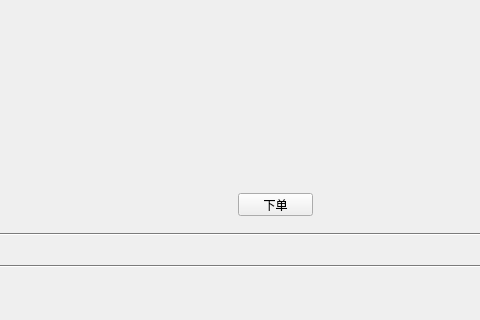
Before: the Qt Designer form myclient.ui in XMeleny/DB, drawn with Qt 5; both pictures show x 152 to 632 and y 191 to 511 of the 807 by 511 pixel window.
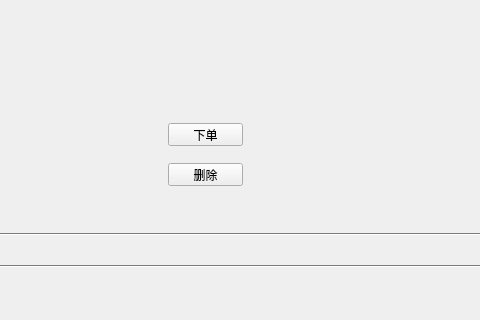
After: the same form once the commit is applied. The open tabs and pages were chosen to show the change.

Commit message: implement delete function in shopping_charts

The edit to the form file:
```diff
--- a/myclient.ui
+++ b/myclient.ui
@@ -383,8 +383,8 @@
     <widget class="QPushButton" name="Btn_buy">
      <property name="geometry">
       <rect>
-       <x>360</x>
-       <y>300</y>
+       <x>290</x>
+       <y>230</y>
        <width>75</width>
        <height>23</height>
       </rect>
@@ -450,6 +450,19 @@
       </item>
      </layout>
     </widget>
+    <widget class="QPushButton" name="Btn_delete">
+     <property name="geometry">
+      <rect>
+       <x>290</x>
+       <y>270</y>
+       <width>75</width>
+       <height>23</height>
+      </rect>
+     </property>
+     <property name="text">
+      <string>删除</string>
+     </property>
+    </widget>
    </widget>
    <widget class="QWidget" name="page">
     <property name="geometry">
```
The commit also changes 3 other files.
